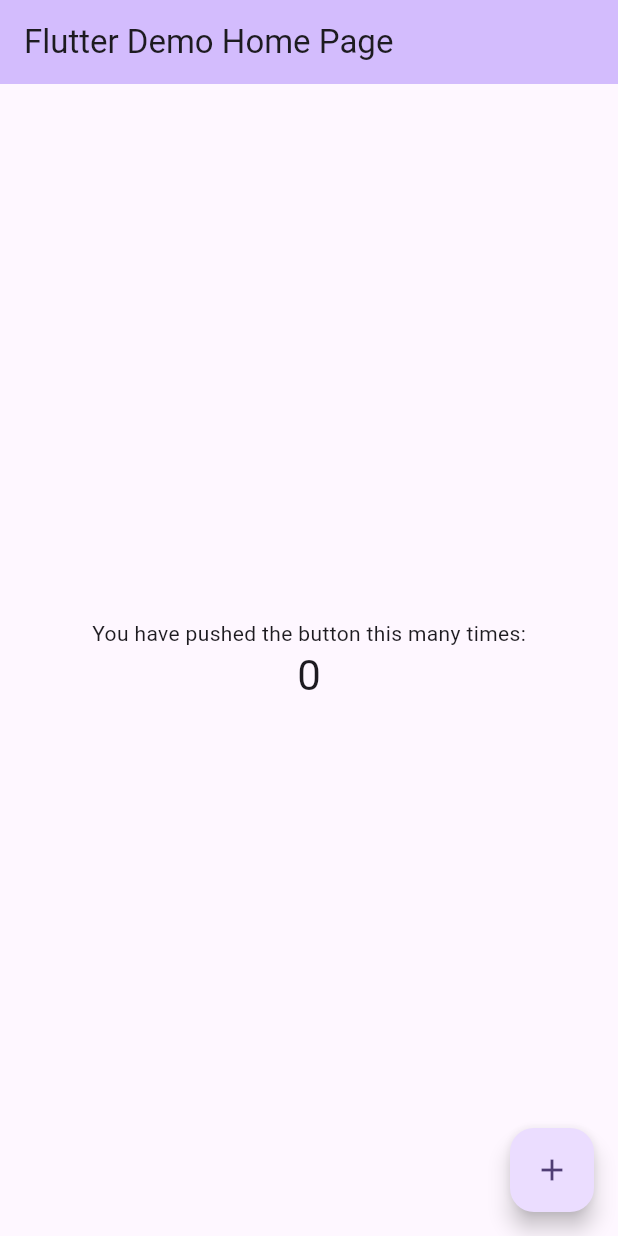
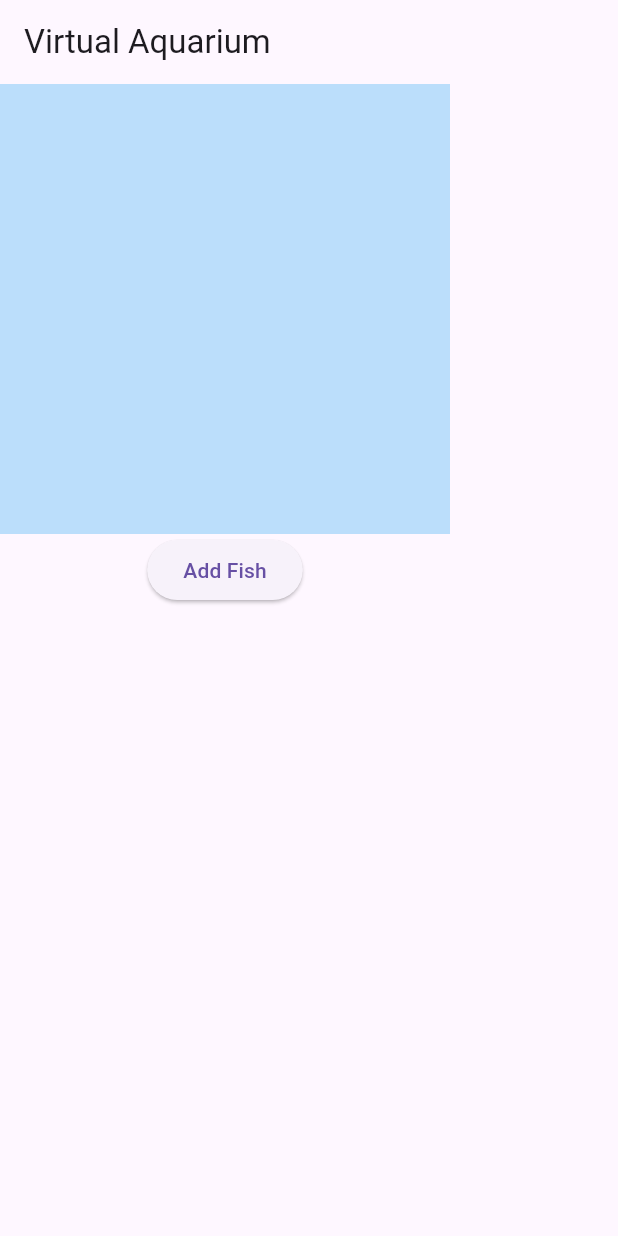
Before and after one commit to frastydragon/fishtank, a Flutter app: the screen it shows after launch, on a phone screen of 412 x 824 dp. Run offline on Flutter 3.47's test engine with Material 3 defaults, Android fonts, the light colour scheme and no system bars.

Commit message:
"skeleton"

```diff
--- a/aqua/lib/main.dart
+++ b/aqua/lib/main.dart
@@ -1,125 +1,66 @@
 import 'package:flutter/material.dart';
 
 void main() {
-  runApp(const MyApp());
+  runApp(AquariumApp());
 }
 
-class MyApp extends StatelessWidget {
-  const MyApp({super.key});
-
-  // This widget is the root of your application.
+class AquariumApp extends StatelessWidget {
   @override
   Widget build(BuildContext context) {
     return MaterialApp(
-      title: 'Flutter Demo',
-      theme: ThemeData(
-        // This is the theme of your application.
-        //
-        // TRY THIS: Try running your application with "flutter run". You'll see
-        // the application has a purple toolbar. Then, without quitting the app,
-        // try changing the seedColor in the colorScheme below to Colors.green
-        // and then invoke "hot reload" (save your changes or press the "hot
-        // reload" button in a Flutter-supported IDE, or press "r" if you used
-        // the command line to start the app).
-        //
-        // Notice that the counter didn't reset back to zero; the application
-        // state is not lost during the reload. To reset the state, use hot
-        // restart instead.
-        //
-        // This works for code too, not just values: Most code changes can be
-        // tested with just a hot reload.
-        colorScheme: ColorScheme.fromSeed(seedColor: Colors.deepPurple),
-        useMaterial3: true,
-      ),
-      home: const MyHomePage(title: 'Flutter Demo Home Page'),
+      title: 'Virtual Aquarium',
+      home: AquariumScreen(),
     );
   }
 }
 
-class MyHomePage extends StatefulWidget {
-  const MyHomePage({super.key, required this.title});
+class AquariumScreen extends StatefulWidget {
+  @override
+  _AquariumScreenState createState() => _AquariumScreenState();
+}
+class Fish {
+  final Color color;
+  final double speed;
 
-  // This widget is the home page of your application. It is stateful, meaning
-  // that it has a State object (defined below) that contains fields that affect
-  // how it looks.
-
-  // This class is the configuration for the state. It holds the values (in this
-  // case the title) provided by the parent (in this case the App widget) and
-  // used by the build method of the State. Fields in a Widget subclass are
-  // always marked "final".
-
-  final String title;
-
-  @override
-  State<MyHomePage> createState() => _MyHomePageState();
+  Fish({required this.color, required this.speed});
 }
 
-class _MyHomePageState extends State<MyHomePage> {
-  int _counter = 0;
-
-  void _incrementCounter() {
-    setState(() {
-      // This call to setState tells the Flutter framework that something has
-      // changed in this State, which causes it to rerun the build method below
-      // so that the display can reflect the updated values. If we changed
-      // _counter without calling setState(), then the build method would not be
-      // called again, and so nothing would appear to happen.
-      _counter++;
-    });
-  }
-
+class _AquariumScreenState extends State<AquariumScreen> {
+  List<Fish> fishList = [];
   @override
   Widget build(BuildContext context) {
-    // This method is rerun every time setState is called, for instance as done
-    // by the _incrementCounter method above.
-    //
-    // The Flutter framework has been optimized to make rerunning build methods
-    // fast, so that you can just rebuild anything that needs updating rather
-    // than having to individually change instances of widgets.
     return Scaffold(
       appBar: AppBar(
-        // TRY THIS: Try changing the color here to a specific color (to
-        // Colors.amber, perhaps?) and trigger a hot reload to see the AppBar
-        // change color while the other colors stay the same.
-        backgroundColor: Theme.of(context).colorScheme.inversePrimary,
-        // Here we take the value from the MyHomePage object that was created by
-        // the App.build method, and use it to set our appbar title.
-        title: Text(widget.title),
+        title: Text('Virtual Aquarium'),
       ),
-      body: Center(
-        // Center is a layout widget. It takes a single child and positions it
-        // in the middle of the parent.
-        child: Column(
-          // Column is also a layout widget. It takes a list of children and
-          // arranges them vertically. By default, it sizes itself to fit its
-          // children horizontally, and tries to be as tall as its parent.
-          //
-          // Column has various properties to control how it sizes itself and
-          // how it positions its children. Here we use mainAxisAlignment to
-          // center the children vertically; the main axis here is the vertical
-          // axis because Columns are vertical (the cross axis would be
-          // horizontal).
-          //
-          // TRY THIS: Invoke "debug painting" (choose the "Toggle Debug Paint"
-          // action in the IDE, or press "p" in the console), to see the
-          // wireframe for each widget.
-          mainAxisAlignment: MainAxisAlignment.center,
-          children: <Widget>[
-            const Text(
-              'You have pushed the button this many times:',
-            ),
-            Text(
-              '$_counter',
-              style: Theme.of(context).textTheme.headlineMedium,
-            ),
+      body: Column(
+        children: [
+          Container(
+            width: 300,
+            height: 300,
+            color: Colors.blue[100],
+            child: Stack(
+              children: [
+                // Fish animations will go here
               ],
             ),
           ),
-      floatingActionButton: FloatingActionButton(
-        onPressed: _incrementCounter,
-        tooltip: 'Increment',
-        child: const Icon(Icons.add),
-      ), // This trailing comma makes auto-formatting nicer for build methods.
+          ElevatedButton(
+            onPressed: _addFish,
+            child: Text('Add Fish'),
+          ),
+          // Add sliders for speed and color selection here
+        ],
+      ),
     );
   }
+
+  void _addFish() {
+    // Add fish logic here
+    if (fishList.length < 10) { // Limiting to 10 fish
+      setState(() {
+      fishList.add(Fish(color: selectedColor, speed: selectedSpeed));
+      });
     }
+  }
+}
```
Lines whose indentation alone changed are shown as unchanged.
